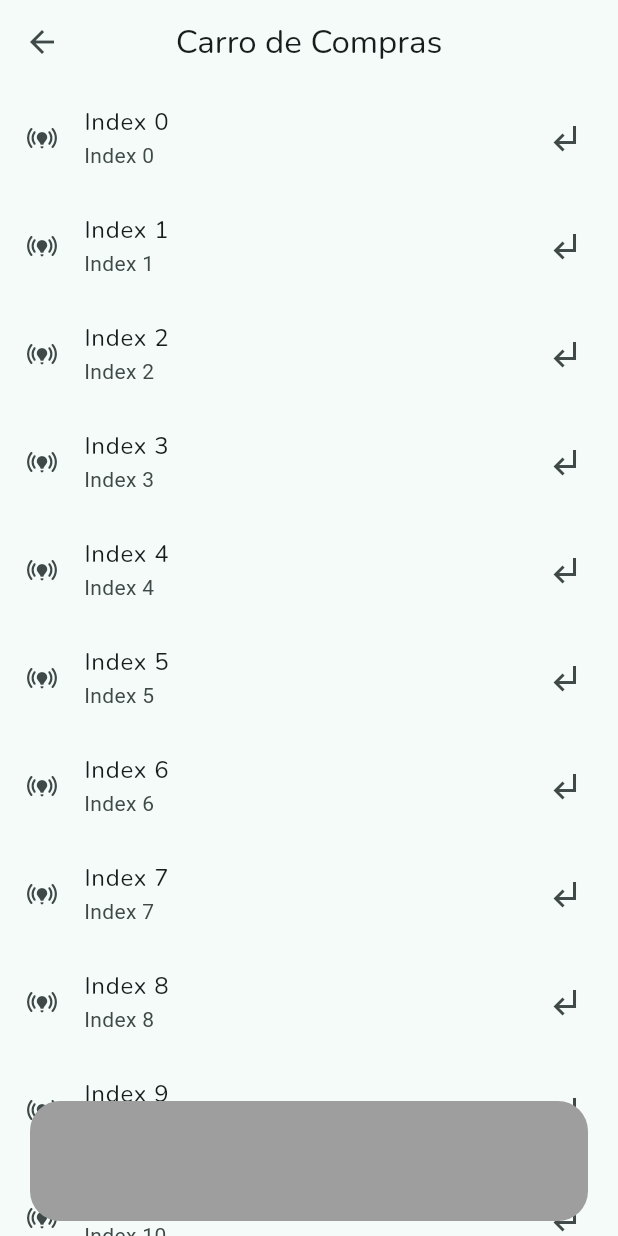
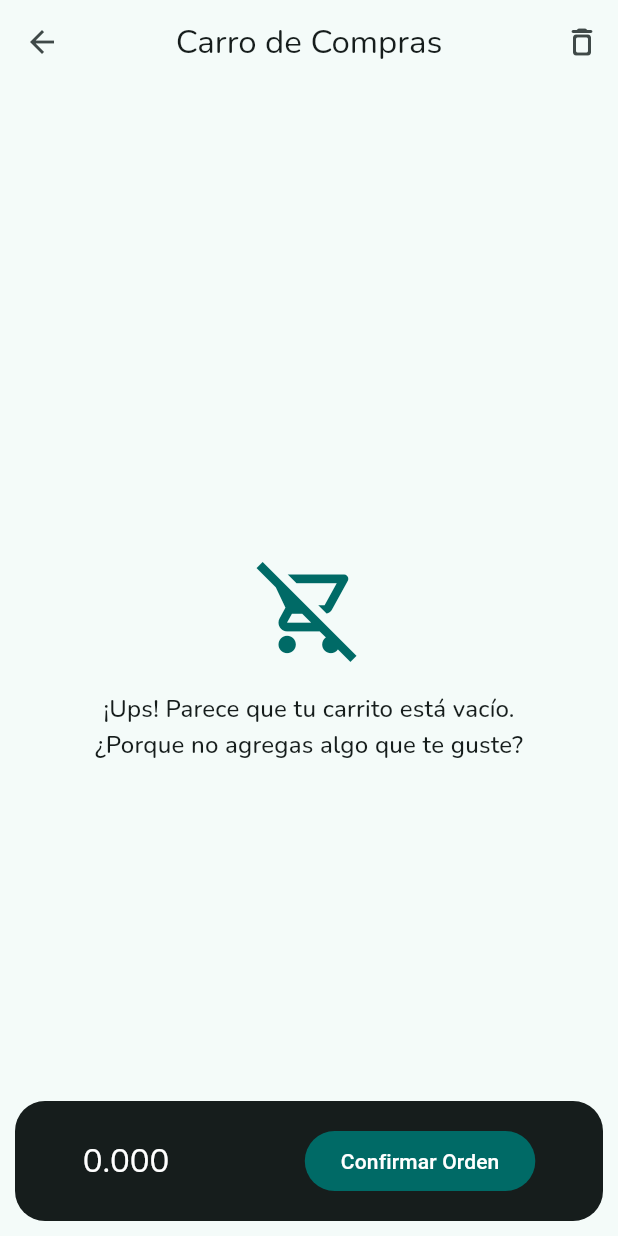
Before and after one commit to ManuelNZ20/ecofriendly, a Flutter app: the CartView screen opened directly, on a phone screen of 412 x 824 dp. Run offline on Flutter 3.47's test engine with Material 3 defaults, Android fonts, the phone set to English and light mode, and no system bars; our stand-ins replace animate_do, card_swiper, connectivity_plus, dio, flutter_dotenv, flutter_riverpod and 9 more; missing offline and left inert: cloudinary_flutter; accounts and stored records are empty; generated files the repository leaves out were written again.

Commit message:
implement clear produrt, clear cart products

```diff
--- a/lib/config/router/app_router.dart
+++ b/lib/config/router/app_router.dart
@@ -93,6 +93,7 @@ final appRouterProvider = Provider<GoRouter>((ref) {
           // PRODUCT
           GoRoute(
             path: 'product/:idProduct',
+            name: ProductDetailScreen.name,
             builder: (context, state) {
               final idProduct = state.pathParameters['idProduct'];
               return ProductDetailScreen(
--- a/lib/features/cart/domain/domain.dart
+++ b/lib/features/cart/domain/domain.dart
@@ -1 +1,2 @@
 export 'repositories/cart_items_repository.dart';
+export 'entities/cart_items.dart';
--- a/lib/features/cart/infrastructure/mappers/cart_items_mapper.dart
+++ b/lib/features/cart/infrastructure/mappers/cart_items_mapper.dart
@@ -8,5 +8,6 @@ class CartItemsMapper {
         productId: cart.productId,
         price: cart.price,
         quantity: cart.quantity,
+        nameProduct: cart.nameProduct,
       );
 }
--- a/lib/features/cart/presentation/riverpod/repository/cart_items_repository.riverpod.dart
+++ b/lib/features/cart/presentation/riverpod/repository/cart_items_repository.riverpod.dart
@@ -3,5 +3,7 @@ import '../../../domain/domain.dart';
 import '../../../infrastructure/infrastructure.dart';
 
 final cartItemsRepositoryProvider = Provider<CartItemsRepository>((ref) {
-  return CartItemsRepositoryImpl(CartItemsDatasourceImpl());
+  return CartItemsRepositoryImpl(
+    CartItemsDatasourceImpl(),
+  );
 });
--- a/lib/features/cart/presentation/views/carts_view.dart
+++ b/lib/features/cart/presentation/views/carts_view.dart
@@ -1,29 +1,42 @@
 import 'package:flutter/material.dart';
+import 'package:flutter_riverpod/flutter_riverpod.dart';
+import '../riverpod/cart_items.riverpod.dart';
+import '../widgets/widgets.dart';
 
-class CartView extends StatelessWidget {
+class CartView extends ConsumerWidget {
   const CartView({super.key});
 
   @override
-  Widget build(BuildContext context) {
+  Widget build(BuildContext context, WidgetRef ref) {
+    final cartItems = ref.watch(cartNotifierProvider);
     final size = MediaQuery.of(context).size;
+    final colors = Theme.of(context).colorScheme;
+    final title = Theme.of(context).textTheme.titleLarge!.copyWith(
+          color: colors.onPrimary,
+        );
     return Scaffold(
       appBar: AppBar(
         title: const Text('Carro de Compras'),
+        actions: [
+          IconButton(
+            onPressed: ref.read(cartNotifierProvider.notifier).clearCart,
+            icon: const Icon(Icons.delete_outline_rounded),
+          )
+        ],
       ),
       body: Stack(
         children: [
-          ListView.builder(
-            itemCount: 40,
-            itemBuilder: (context, index) {
-              return ListTile(
-                title: Text('Index $index'),
-                subtitle: Text('Index $index'),
-                leading: const Icon(Icons.online_prediction_rounded),
-                onTap: () {},
-                trailing: const Icon(Icons.subdirectory_arrow_left),
-              );
-            },
-          ),
+          cartItems.isEmpty
+              ? const MessageEmptyContent()
+              : ListView.builder(
+                  itemCount: cartItems.length,
+                  itemBuilder: (context, index) {
+                    final cart = cartItems[index];
+                    return CartItemProduct(
+                      cart: cart,
+                    );
+                  },
+                ),
           Positioned(
             bottom: 10,
             child: SizedBox(
@@ -31,12 +44,30 @@ class CartView extends StatelessWidget {
               height: 80,
               child: Container(
                 margin: const EdgeInsets.symmetric(
-                  horizontal: 20,
+                  horizontal: 10,
                 ),
-                width: size.width * .8,
-                decoration: const BoxDecoration(
-                  color: Colors.grey,
-                  borderRadius: BorderRadius.all(Radius.circular(20)),
+                width: size.width * .9,
+                decoration: BoxDecoration(
+                  color: colors.onBackground,
+                  borderRadius: const BorderRadius.all(
+                    Radius.circular(20),
+                  ),
+                ),
+                child: Row(
+                  mainAxisAlignment: MainAxisAlignment.spaceAround,
+                  children: [
+                    Text(
+                      ref
+                          .read(cartNotifierProvider.notifier)
+                          .totalProductsCart()
+                          .toStringAsFixed(3),
+                      style: title,
+                    ),
+                    FilledButton(
+                      onPressed: () {},
+                      child: const Text('Confirmar Orden'),
+                    ),
+                  ],
                 ),
               ),
             ),
@@ -47,32 +78,3 @@ class CartView extends StatelessWidget {
     );
   }
 }
-
-class _MessageEmptyContent extends StatelessWidget {
-  const _MessageEmptyContent();
-
-  @override
-  Widget build(BuildContext context) {
-    final titleMessage = Theme.of(context).textTheme.titleMedium;
-
-    return Center(
-      child: Column(
-        mainAxisAlignment: MainAxisAlignment.center,
-        children: [
-          const Icon(
-            Icons.remove_shopping_cart_outlined,
-            size: 100,
-          ),
-          const SizedBox(height: 20),
-          SizedBox(
-            width: MediaQuery.of(context).size.width * .6,
-            child: Text(
-              '¡Ups! Parece que tu carrito está vacío. ¿Porque no agregar algo que te guste?',
-              style: titleMessage,
-            ),
-          )
-        ],
-      ),
-    );
-  }
-}
--- /dev/null
+++ b/lib/features/cart/presentation/widgets/message_empty_list_cart.dart
@@ -0,0 +1,33 @@
+import 'package:flutter/material.dart';
+
+class MessageEmptyContent extends StatelessWidget {
+  const MessageEmptyContent({super.key});
+
+  @override
+  Widget build(BuildContext context) {
+    final titleMessage = Theme.of(context).textTheme.titleMedium;
+
+    final colors = Theme.of(context).colorScheme;
+    return Center(
+      child: Column(
+        mainAxisAlignment: MainAxisAlignment.center,
+        children: [
+          Icon(
+            Icons.remove_shopping_cart_outlined,
+            size: 70,
+            color: colors.primary,
+          ),
+          const SizedBox(height: 20),
+          SizedBox(
+            width: MediaQuery.of(context).size.width * .7,
+            child: Text(
+              '¡Ups! Parece que tu carrito está vacío. ¿Porque no agregas algo que te guste?',
+              style: titleMessage,
+              textAlign: TextAlign.center,
+            ),
+          )
+        ],
+      ),
+    );
+  }
+}
--- /dev/null
+++ b/lib/features/cart/presentation/widgets/widgets.dart
@@ -0,0 +1,2 @@
+export 'cart_item_product.dart';
+export 'message_empty_list_cart.dart';
```
Also changed, not shown: lib/features/cart/domain/datasouces/cart_items_datasources.dart (+7 -0 lines), lib/features/cart/domain/entities/cart_items.dart (+18 -0 lines), lib/features/cart/domain/repositories/cart_items_repository.dart (+7 -0 lines), lib/features/cart/infrastructure/datasources/cart_items_datasource_impl.dart (+42 -4 lines), lib/features/cart/infrastructure/models/cart_items.module.dart (+7 -2 lines), lib/features/cart/infrastructure/repositories/cart_items_repository_impl.dart (+23 -0 lines), lib/features/cart/presentation/riverpod/cart_items.riverpod.dart (+122 -0 lines), lib/features/cart/presentation/widgets/cart_item_product.dart (added, +110 -0 lines), lib/features/client/presentation/screens/products/product_screen.dart (+10 -9 lines).
